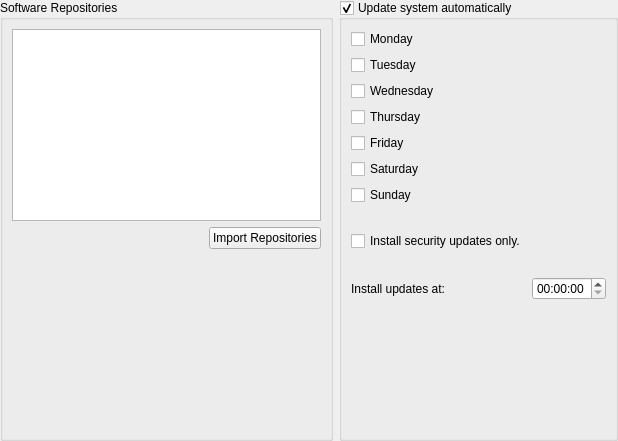
First picture: the form in branches/ahenk/2.0/lider-newgui/lider/screens/node/software/software.ui, repository pars-linux/uludag, before the edit.
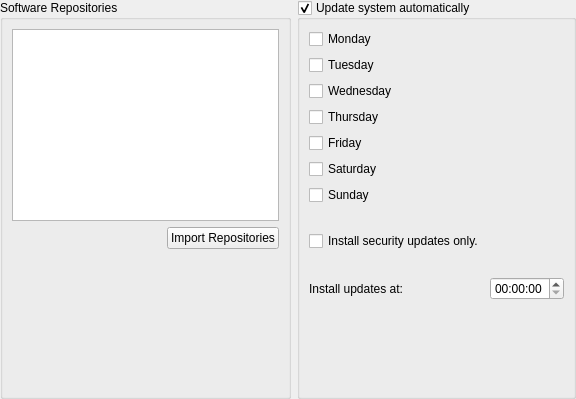
Second picture: the form after the edit.

The edit to the form file:
```diff
--- a/branches/ahenk/2.0/lider-newgui/lider/screens/node/software/software.ui
+++ b/branches/ahenk/2.0/lider-newgui/lider/screens/node/software/software.ui
@@ -6,8 +6,8 @@
    <rect>
     <x>0</x>
     <y>0</y>
-    <width>618</width>
-    <height>441</height>
+    <width>576</width>
+    <height>399</height>
    </rect>
   </property>
   <property name="windowTitle">
```
